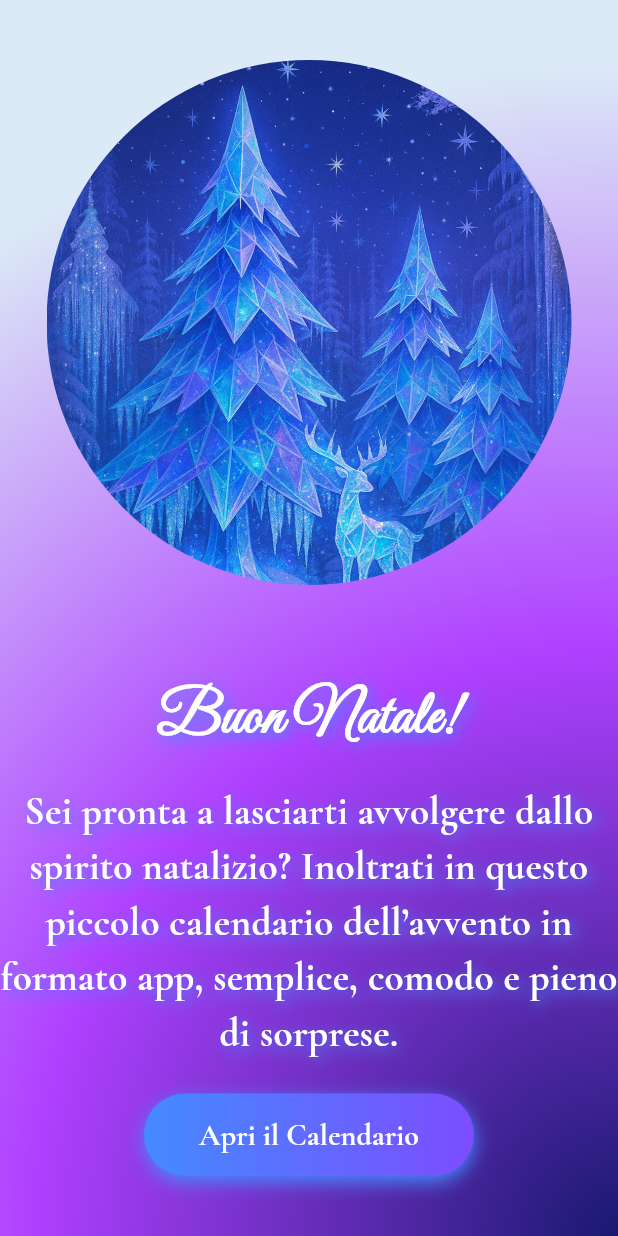
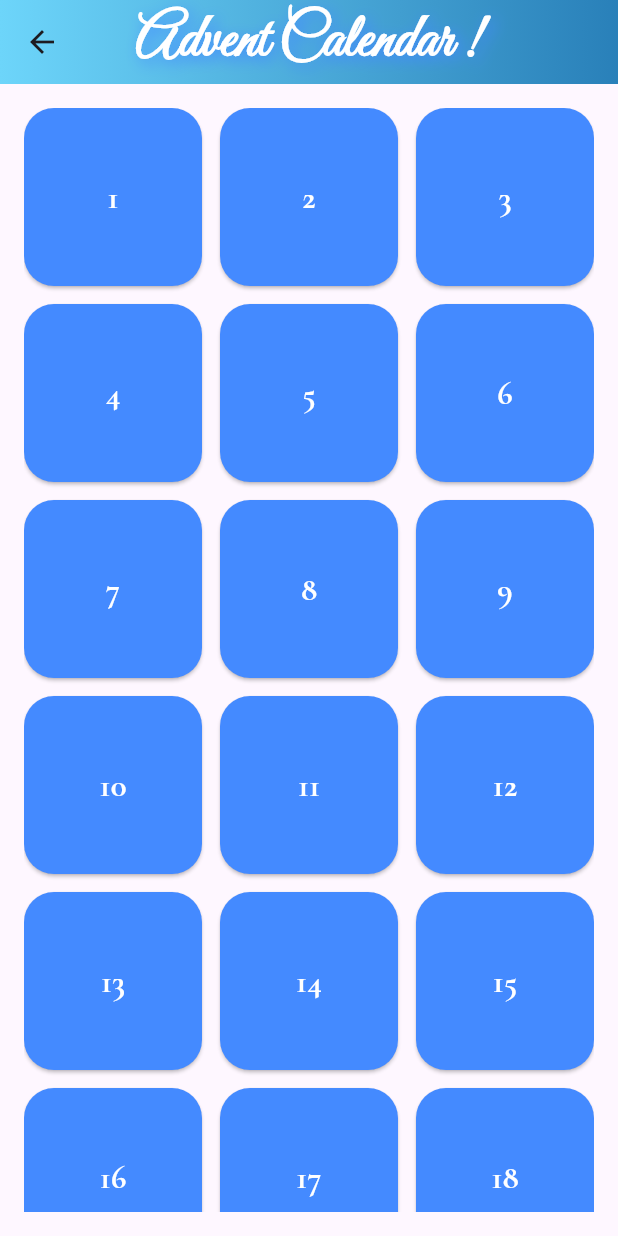
Before and after one commit to 11292-stella/christmas_calendar, a Flutter app: the screen it shows after launch, after a tap on "Apri il Calendario", on a phone screen of 412 x 824 dp. Run offline on Flutter 3.47's test engine with Material 3 defaults, Android fonts, the phone set to English and light mode, and no system bars; our stand-ins replace google_fonts.

Commit message:
Aggiunto pagina Calendario

```diff
--- /dev/null
+++ b/lib/pagina_calendario.dart
@@ -0,0 +1,85 @@
+import 'package:flutter/material.dart';
+import 'package:google_fonts/google_fonts.dart';
+
+class PaginaCalendario extends StatefulWidget {
+  const PaginaCalendario({super.key});
+
+  @override
+  State<PaginaCalendario> createState() {
+    return _PaginaCalendarioState();
+  }
+}
+
+//questa classe contiene lo stato della pagina
+//da qui gestiamo la UI e gestiamo eventuali cambiamenti
+class _PaginaCalendarioState extends State<PaginaCalendario> {
+  @override
+  Widget build(BuildContext context) {
+    //anche qui riusiamo Scaffold per creare la base della nuova pagina
+    //qui possiamo aggiungere AppBar, modificare il body ecc..
+    return Scaffold(
+      appBar: AppBar(
+        //titolo dell' AppBarr
+        title: Text(
+          'Advent Calendar !',
+          style: GoogleFonts.greatVibes(
+            fontSize: 40,
+            color: Colors.white,
+            fontWeight: FontWeight.bold,
+            //aggiugniamo l'ombreggiatura al testo
+            shadows: [
+              Shadow(
+                color: Colors.blueAccent,
+                offset: Offset(3, 3),
+                blurRadius: 12,
+              ),
+            ],
+          ),
+        ),
+        //centriamo il titolo dell'AppBar
+        centerTitle: true,
+        //ombra sotto l'AppBAr
+        elevation: 1,
+        flexibleSpace: Container(
+          decoration: const BoxDecoration(
+            gradient: LinearGradient(
+              colors: [Color(0xFF6DD5FA), Color(0xFF2980B9)],
+            ),
+          ),
+        ),
+      ),
+
+      body: Padding(
+        padding: const EdgeInsets.all(16.0),
+        child: GridView.builder(
+          gridDelegate: const SliverGridDelegateWithFixedCrossAxisCount(
+            crossAxisCount: 3,
+            crossAxisSpacing: 12,
+            mainAxisSpacing: 12,
+          ),
+          itemCount: 24,
+          itemBuilder: (context, index) {
+            final day = index + 1;
+            return ElevatedButton(
+              style: ElevatedButton.styleFrom(
+                backgroundColor: Colors.blueAccent,
+                shape: RoundedRectangleBorder(
+                  borderRadius: BorderRadius.circular(20),
+                ),
+              ),
+              onPressed: () {},
+              child: Text(
+                '$day',
+                style: GoogleFonts.cormorantGaramond(
+                  fontSize: 22,
+                  fontWeight: FontWeight.bold,
+                  color: Colors.white,
+                ),
+              ),
+            );
+          },
+        ),
+      ),
+    );
+  }
+}
--- a/lib/pagina_iniziale.dart
+++ b/lib/pagina_iniziale.dart
@@ -1,5 +1,6 @@
 import 'package:flutter/material.dart';
 import 'package:google_fonts/google_fonts.dart';
+import 'package:my_personal_app/pagina_calendario.dart';
 
 class PaginaIniziale extends StatelessWidget {
   const PaginaIniziale({super.key});
@@ -79,7 +80,36 @@ class PaginaIniziale extends StatelessWidget {
               ],
             ),
             child: TextButton(
-              onPressed: () {},
+              // Quando premi il bottone, vuoi APRIRE una nuova pagina.
+              // In Flutter, cambiare pagina si chiama "NAVIGAZIONE" (navigation).
+
+              // Navigator è lo strumento che Flutter usa per:
+              // - aprire nuove pagine (push)
+              // - tornare indietro (pop)
+              // - sostituire pagine (pushReplacement)
+              // - gestire lo stack delle schermate (come una pila di carte)
+
+              // Ogni volta che apri una nuova pagina, Flutter la METTE sopra la precedente.
+              // Quando torni indietro, Flutter la TOGLIE dallo stack.
+
+              // Navigator.push() = aggiunge una nuova pagina sopra quella attuale.
+              onPressed: () {
+                Navigator.push(
+                  context, // Il "context" dice a Flutter DOVE sei nella tua app.
+                  // Serve per sapere da quale pagina stai navigando.
+
+                  // MaterialPageRoute è la STRADA (route) che porta alla nuova pagina.
+                  // Dice a Flutter:
+                  // - come animare il passaggio
+                  // - quale widget deve essere mostrato come nuova pagina
+                  MaterialPageRoute(
+                    builder: (context) => const PaginaCalendario(),
+                    // builder: costruisce la NUOVA pagina da mostrare.
+                    // Qui stai dicendo: "Quando arrivi su questa route, mostra PaginaCalendario".
+                  ),
+                );
+              },
+
               child: Text(
                 'Apri il Calendario',
                 style: GoogleFonts.cormorantGaramond(
```
